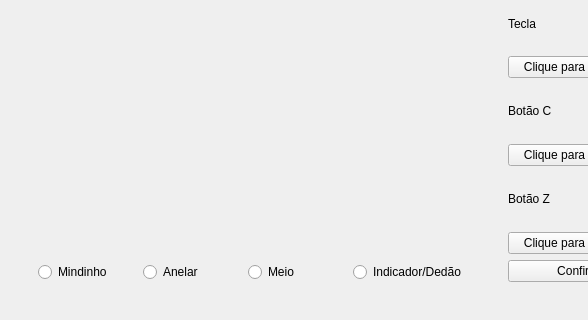
Above: ui/ui_files/config_widget.ui from JPCassimiro/JHMR before the change; both pictures show x 0 to 588 and y 219 to 539 of the 697 by 539 pixel window. Below: the same form after it.
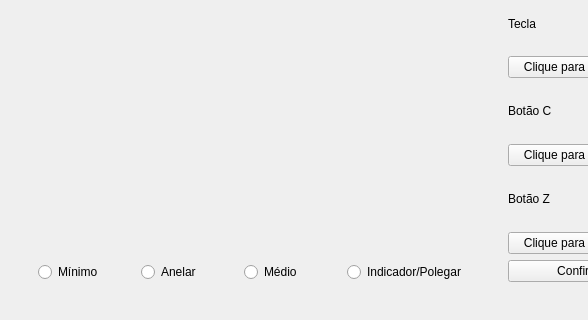
That is the form after the change. Icons and pictures are not drawn.

Patch:
```diff
--- a/ui/ui_files/config_widget.ui
+++ b/ui/ui_files/config_widget.ui
@@ -68,7 +68,7 @@
             <item>
              <widget class="QRadioButton" name="radioButtonLittle">
               <property name="text">
-               <string>Mindinho</string>
+               <string>Mínimo</string>
               </property>
               <attribute name="buttonGroup">
                <string notr="true">fingerButtonGroup</string>
@@ -88,7 +88,7 @@
             <item>
              <widget class="QRadioButton" name="radioButtonMiddle">
               <property name="text">
-               <string>Meio</string>
+               <string>Médio</string>
               </property>
               <attribute name="buttonGroup">
                <string notr="true">fingerButtonGroup</string>
@@ -98,7 +98,7 @@
             <item>
              <widget class="QRadioButton" name="radioButtonIndex">
               <property name="text">
-               <string>Indicador/Dedão</string>
+               <string>Indicador/Polegar</string>
               </property>
               <attribute name="buttonGroup">
                <string notr="true">fingerButtonGroup</string>
```
